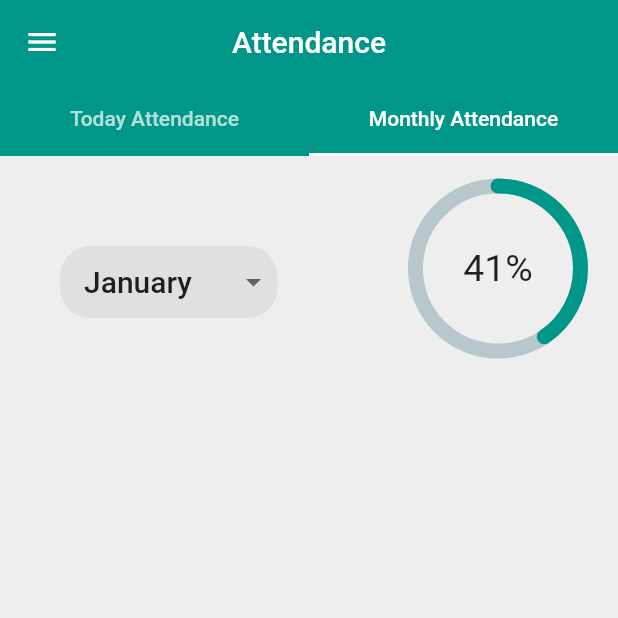
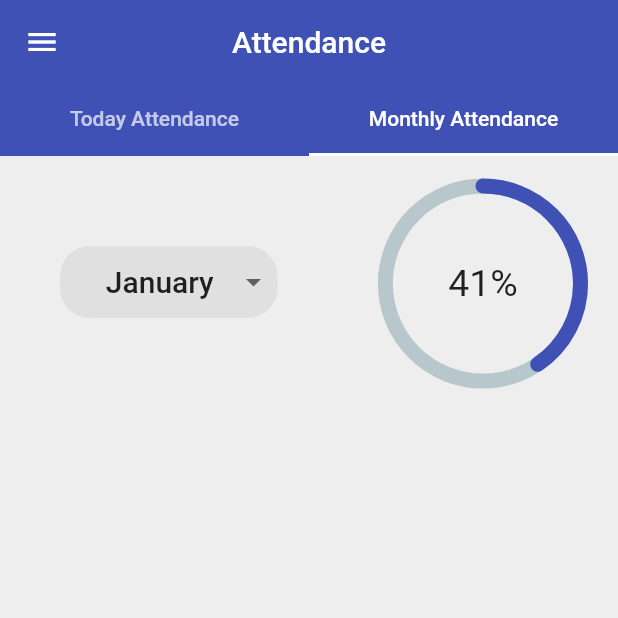
Before and after one commit to thurahtetaung/smart_attendance, a Flutter app: the Attendance screen opened directly, tab 2 chosen, on a phone screen of 412 x 824 dp, the top half of it. Run offline on Flutter 3.47's test engine with Material 2 defaults, Android fonts, the phone set to English and light mode, and no system bars; drawn by our look-alikes of percent_indicator; our stand-ins replace camera, cloud_firestore, firebase_auth, flutter_spinkit, fluttertoast; accounts and stored records are empty.

Commit message:
Implemented Attendance Screen

```diff
--- a/lib/models/user.dart
+++ b/lib/models/user.dart
@@ -18,6 +18,7 @@ class UserData2 {
   final int year;
   final String major;
   final int rollNumber;
+  final List monthlyAttendance;
 
   UserData2({
     this.uid,
@@ -25,13 +26,14 @@ class UserData2 {
     this.year,
     this.major,
     this.rollNumber,
+    this.monthlyAttendance,
   });
 }
 
 class AttendanceData {
   final String uid;
   final String subject;
-  final int attendance;
+  final List attendance;
 
   AttendanceData({this.uid, this.attendance, this.subject});
 }
--- a/lib/screens/attendance/attendance_screen.dart
+++ b/lib/screens/attendance/attendance_screen.dart
@@ -19,29 +19,32 @@ class _AttendanceState extends State<Attendance> {
     final user = Provider.of<User>(context) ?? User(uid: null);
     final List<TimeOfDay> periods = [];
     //creating a list of periods in time of day
-    for (var i = 0; i < 9; i++) {
+    for (var i = 0; i < 10; i++) {
       periods.add(TimeOfDay(hour: 8 + i, minute: 0));
     }
+    //print(periods);
     // To check whether to show a class or not according to current time
     // bool free = now.weekday > 5 || (now.weekday == 3 && now.hour > 12);
     double nowdouble = TimeOfDay.now().hour.toDouble() +
         TimeOfDay.now().minute.toDouble() / 60.0;
+    //print(nowdouble);
     int period;
     bool check = false;
     List<int> index = periods.asMap().keys.toList();
     for (var value in index) {
+      //print(periods[value].hour.toDouble());
       check = nowdouble < periods[value].hour.toDouble();
       if (check) {
         period = value;
         break;
       }
     }
+    //print(period);
 
     if (period == null) {
       period = 10;
       // setState(() => free = true);
     }
-    // print(period);
     return StreamProvider<UserData2>.value(
       value: DatabaseService(uid: user.uid).userData2,
       child: DefaultTabController(
--- a/lib/screens/attendance/attendance_services/list_attendance.dart
+++ b/lib/screens/attendance/attendance_services/list_attendance.dart
@@ -3,18 +3,23 @@ import 'package:flutter/material.dart';
 import 'package:provider/provider.dart';
 import 'package:smart_attendance/models/user.dart';
 import 'package:smart_attendance/screens/attendance/attendance_services/attendance_tile.dart';
+import 'package:smart_attendance/screens/attendance/monthly_attendance.dart';
 
 class ListAttendance extends StatefulWidget {
   final int period;
   ListAttendance({this.period});
   @override
-  _ListAttendanceState createState() =>
-      _ListAttendanceState(period: this.period);
+  _ListAttendanceState createState() => _ListAttendanceState(
+        period: this.period,
+      );
 }
 
 class _ListAttendanceState extends State<ListAttendance> {
   int period;
-  _ListAttendanceState({this.period});
+
+  _ListAttendanceState({
+    this.period,
+  });
   @override
   Widget build(BuildContext context) {
     final subjects = Provider.of<List<AttendanceData>>(context) ?? [];
@@ -24,9 +29,13 @@ class _ListAttendanceState extends State<ListAttendance> {
     return ListView.builder(
       itemCount: subjects.length,
       itemBuilder: (context, index) {
-        return AttendanceTile(
-          subject: subjects[index],
-          period: period,
+        return StreamProvider.value(
+          initialData: 1,
+          value: MonthlyAttendanceScreenState().month,
+          child: AttendanceTile(
+            subject: subjects[index],
+            period: period,
+          ),
         );
       },
     );
--- a/lib/screens/attendance/attendance_services/show_attendance.dart
+++ b/lib/screens/attendance/attendance_services/show_attendance.dart
@@ -9,8 +9,10 @@ class ShowAttendance extends StatefulWidget {
   final int period;
   ShowAttendance({this.day, this.period});
   @override
-  _ShowTimetableState createState() =>
-      _ShowTimetableState(day: this.day, period: this.period);
+  _ShowTimetableState createState() => _ShowTimetableState(
+        day: this.day,
+        period: this.period,
+      );
 }
 
 class _ShowTimetableState extends State<ShowAttendance> {
@@ -23,8 +25,7 @@ class _ShowTimetableState extends State<ShowAttendance> {
         Provider.of<UserData2>(context) ?? UserData2(major: 'EcE', year: 1);
     return StreamProvider<List<AttendanceData>>.value(
       initialData: [],
-      value: DatabaseService(major: userData2.major, year: userData2.year)
-          .subjectnames,
+      value: DatabaseService(uid: userData2.uid).attendancedata,
       child: ListAttendance(period: period),
     );
   }
--- a/lib/screens/attendance/monthly_attendance.dart
+++ b/lib/screens/attendance/monthly_attendance.dart
@@ -6,14 +6,18 @@ import 'package:percent_indicator/percent_indicator.dart';
 import 'package:smart_attendance/screens/attendance/attendance_services/show_attendance.dart';
 import 'package:smart_attendance/shared/constants.dart';
 
+int dp = 1;
+
 class MonthlyAttendanceScreen extends StatefulWidget {
   @override
-  _MonthlyAttendanceScreenState createState() =>
-      _MonthlyAttendanceScreenState();
+  MonthlyAttendanceScreenState createState() => MonthlyAttendanceScreenState();
 }
 
-class _MonthlyAttendanceScreenState extends State<MonthlyAttendanceScreen> {
-  int dp = DateTime.now().month;
+class MonthlyAttendanceScreenState extends State<MonthlyAttendanceScreen> {
+  Stream<int> get month {
+    return Stream.value(dp);
+  }
+
   @override
   Widget build(BuildContext context) {
     var random = new Random();
@@ -30,7 +34,7 @@ class _MonthlyAttendanceScreenState extends State<MonthlyAttendanceScreen> {
               Container(
                 margin: EdgeInsets.symmetric(vertical: 50, horizontal: 30),
                 decoration: BoxDecoration(
-                  color: Colors.grey[300],
+                  color: kPrimaryLightColor[300],
                   borderRadius: BorderRadius.circular(20),
                 ),
                 constraints: BoxConstraints(minWidth: 20, maxWidth: 145),
@@ -40,25 +44,97 @@ class _MonthlyAttendanceScreenState extends State<MonthlyAttendanceScreen> {
                     child: DropdownButton(
                       isExpanded: true,
                       value: dp,
-                      onChanged: (value) {
+                      items: [
+                        DropdownMenuItem(
+                            value: 1,
+                            child: Center(
+                              child: Text(
+                                'January',
+                              ),
+                            )),
+                        DropdownMenuItem(
+                            value: 2,
+                            child: Center(
+                              child: Text(
+                                'February',
+                              ),
+                            )),
+                        DropdownMenuItem(
+                            value: 3,
+                            child: Center(
+                              child: Text(
+                                'March',
+                              ),
+                            )),
+                        DropdownMenuItem(
+                            value: 4,
+                            child: Center(
+                              child: Text(
+                                'April',
+                              ),
+                            )),
+                        DropdownMenuItem(
+                            value: 5,
+                            child: Center(
+                              child: Text(
+                                'May',
+                              ),
+                            )),
+                        DropdownMenuItem(
+                            value: 6,
+                            child: Center(
+                              child: Text(
+                                'June',
+                              ),
+                            )),
+                        DropdownMenuItem(
+                            value: 7,
+                            child: Center(
+                              child: Text(
+                                'July',
+                              ),
+                            )),
+                        DropdownMenuItem(
+                            value: 8,
+                            child: Center(
+                              child: Text(
+                                'August',
+                              ),
+                            )),
+                        DropdownMenuItem(
+                            value: 9,
+                            child: Center(
+                              child: Text(
+                                'September',
+                              ),
+                            )),
+                        DropdownMenuItem(
+                            value: 10,
+                            child: Center(
+                              child: Text(
+                                'October',
+                              ),
+                            )),
+                        DropdownMenuItem(
+                            value: 11,
+                            child: Center(
+                              child: Text(
+                                'November',
+                              ),
+                            )),
+                        DropdownMenuItem(
+                            value: 12,
+                            child: Center(
+                              child: Text(
+                                'December',
+                              ),
+                            )),
+                      ],
+                      onChanged: (int newValue) {
                         setState(() {
-                          dp = value;
+                          dp = newValue;
                         });
                       },
-                      items: [
-                        DropdownMenuItem(value: 1, child: Text('January')),
-                        DropdownMenuItem(value: 2, child: Text('February')),
-                        DropdownMenuItem(value: 3, child: Text('March')),
-                        DropdownMenuItem(value: 4, child: Text('April')),
-                        DropdownMenuItem(value: 5, child: Text('May')),
-                        DropdownMenuItem(value: 6, child: Text('June')),
-                        DropdownMenuItem(value: 7, child: Text('July')),
-                        DropdownMenuItem(value: 8, child: Text('August')),
-                        DropdownMenuItem(value: 9, child: Text('September')),
-                        DropdownMenuItem(value: 10, child: Text('October')),
-                        DropdownMenuItem(value: 11, child: Text('November')),
-                        DropdownMenuItem(value: 12, child: Text('December')),
-                      ],
                       style: Theme.of(context).textTheme.headline6,
                     ),
                   ),
@@ -68,7 +144,7 @@ class _MonthlyAttendanceScreenState extends State<MonthlyAttendanceScreen> {
                 padding:
                     const EdgeInsets.symmetric(horizontal: 20, vertical: 5),
                 child: CircularPercentIndicator(
-                  radius: 120,
+                  radius: MediaQuery.of(context).size.width * 0.34,
                   lineWidth: 10,
                   percent: temp,
                   progressColor: kPrimaryColor,
--- a/lib/services/auth.dart
+++ b/lib/services/auth.dart
@@ -43,6 +43,8 @@ class AuthService {
       await DatabaseService(uid: user.uid)
           .updateUserData(name: name, major: major, roll: roll, year: year);
       await DatabaseService(uid: user.uid).setDailyAttendance();
+      await DatabaseService(uid: user.uid, major: major, year: year)
+          .setAttendanceForUser();
       return _userFromFirebaseUser(user);
     } catch (e) {
       print(e.toString());
--- a/lib/shared/constants.dart
+++ b/lib/shared/constants.dart
@@ -1,6 +1,6 @@
 import 'package:flutter/material.dart';
 
-const kPrimaryColor = Colors.teal;
+const kPrimaryColor = Colors.indigo;
 const kPrimaryLightColor = Colors.grey;
 
 const textInputDecoration = InputDecoration(
--- a/pubspec.yaml
+++ b/pubspec.yaml
@@ -36,6 +36,9 @@ dependencies:
   intl: ^0.16.1
   percent_indicator: "^2.1.5"
   fluttertoast: ^7.0.2
+  camera: ^0.5.8+5
+  path_provider: ^1.6.14
+  path: ^1.7.0
 
 
 
```
Also changed, not shown: lib/screens/attendance/attendance_services/attendance_tile.dart (+22 -6 lines), lib/screens/attendance/mark_attendance.dart (added, +133 -0 lines), lib/screens/attendance/timetable_dummy/timetable/timetable_tile_dummy.dart (+35 -12 lines), lib/services/database.dart (+68 -9 lines), pubspec.lock, 2 other files.
